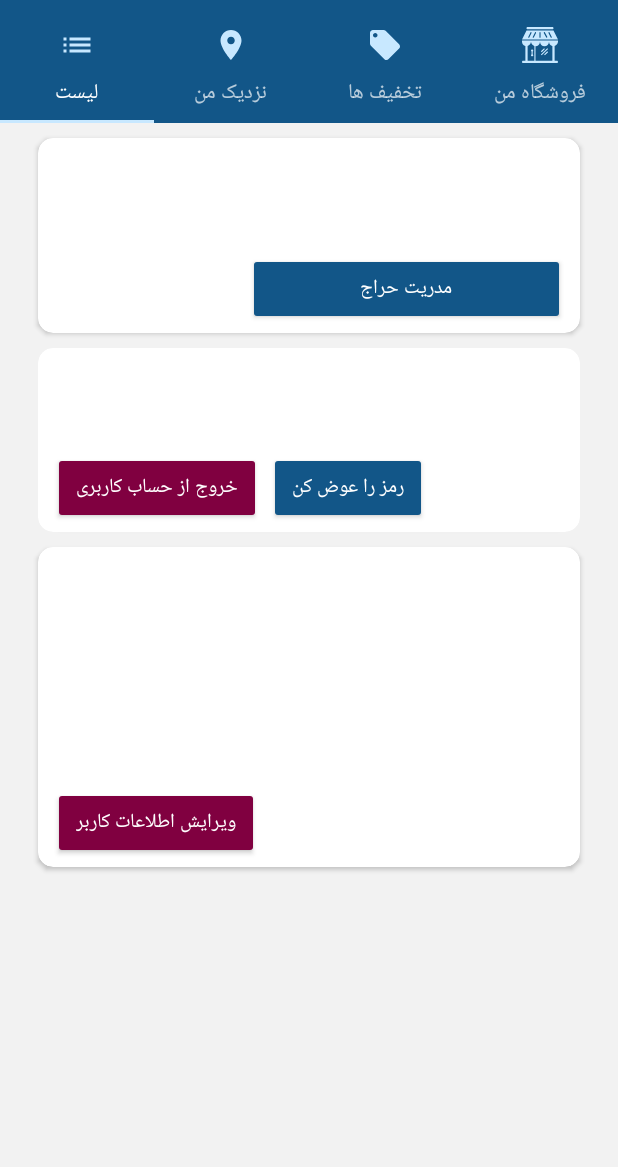
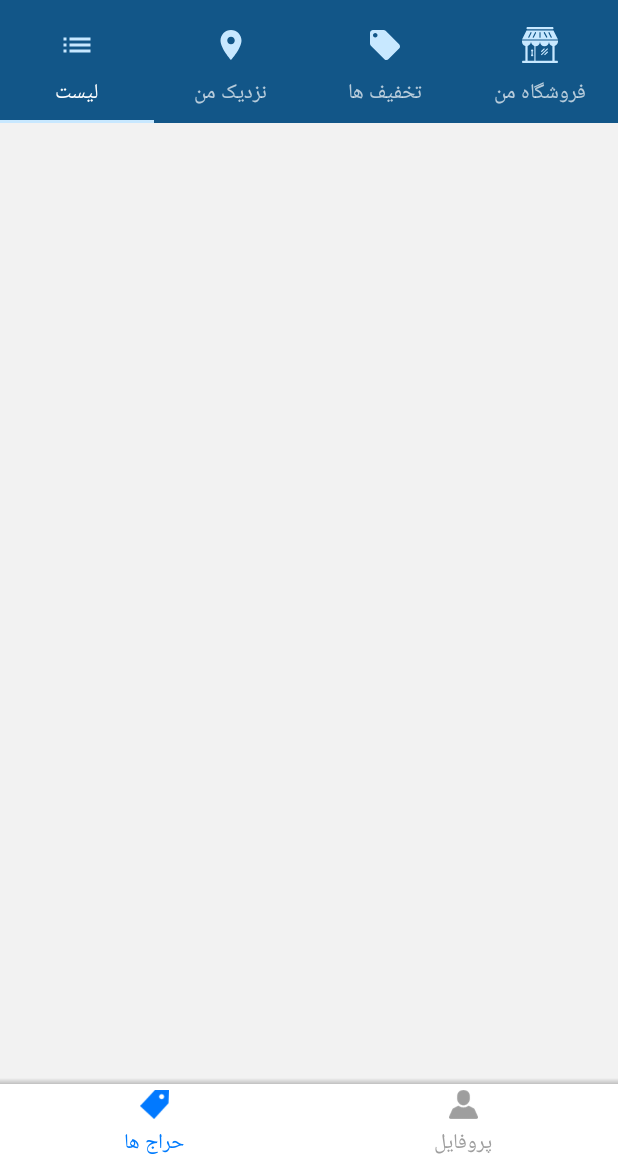
Before and after one commit to mehran22000/aslbekharAndroid, an Android app: the fragment MyStoreAccountFragment placed in its activity, on a phone screen of 412 x 824 dp, the part 69-1236 px from its top. Run offline under Robolectric (Android 15) with nearby library versions, the phone set to English and light mode, and no system bars; our stand-ins replace Picasso, Volley; libraries missing offline, so code that uses them is left out: com.alibaba.fastjson, com.rey.material; plain views replace ProgressView; network calls fail; pictures from the network do not load; 3 statements that could not run were skipped.

Commit message:
My store Design change

```diff
--- /dev/null
+++ b/app/src/main/res/drawable/shadow_dark_from_bottom_thin.xml
@@ -0,0 +1,12 @@
+<?xml version="1.0" encoding="utf-8"?>
+<shape xmlns:android="http://schemas.android.com/apk/res/android"
+    android:shape="rectangle">
+
+    <size android:height="1dp"/>
+
+    <gradient
+        android:angle="90"
+        android:startColor="@color/gray_light"
+        android:endColor="#0000"/>
+
+</shape>
--- a/app/src/main/res/layout/fragment_my_store_account.xml
+++ b/app/src/main/res/layout/fragment_my_store_account.xml
@@ -8,8 +8,14 @@
     android:orientation="vertical">
 
     <ScrollView
+        android:id="@+id/profileLay"
         android:layout_width="match_parent"
-        android:layout_height="match_parent">
+        android:layout_height="match_parent"
+        android:layout_above="@+id/tabs"
+        android:layout_alignParentTop="true"
+        android:layout_alignParentLeft="true"
+        android:layout_alignParentStart="true"
+        android:alpha="0">
 
         <RelativeLayout
             android:layout_width="match_parent"
@@ -257,5 +263,85 @@
 
     </ScrollView>
 
+    <ScrollView
+        android:layout_width="match_parent"
+        android:layout_height="match_parent"
+        android:layout_above="@+id/tabs">
+
+
+
+    </ScrollView>
+
+    <ImageView
+        android:layout_width="match_parent"
+        android:layout_height="4dp"
+        android:background="@drawable/shadow_dark_from_bottom_thin"
+        android:layout_above="@+id/tabs"/>
+
+    <LinearLayout
+        android:id="@+id/tabs"
+        android:layout_width="match_parent"
+        android:layout_height="55dp"
+        android:layout_alignParentBottom="true"
+        android:background="@color/white"
+        android:weightSum="2">
+
+        <RelativeLayout
+            android:id="@+id/salesTabLay"
+            android:layout_width="0dp"
+            android:layout_height="match_parent"
+            android:foreground="?android:attr/selectableItemBackground"
+            android:layout_weight="1">
+
+            <ImageView
+                android:id="@+id/salesImg"
+                android:layout_width="match_parent"
+                android:layout_height="wrap_content"
+                android:layout_alignParentTop="true"
+                android:layout_above="@+id/salesTxt"
+                android:paddingTop="4dp"
+                android:src="@drawable/icon_sales_1"/>
+
+            <TextView
+                android:id="@+id/salesTxt"
+                android:layout_width="match_parent"
+                android:layout_height="wrap_content"
+                android:gravity="center"
+                android:padding="4dp"
+                android:textColor="@color/tabColor"
+                android:layout_alignParentBottom="true"
+                android:text="@string/sales"/>
+
+        </RelativeLayout>
+
+        <RelativeLayout
+            android:id="@+id/profileTabLay"
+            android:layout_width="0dp"
+            android:layout_height="match_parent"
+            android:layout_weight="1">
+
+            <ImageView
+                android:id="@+id/profileImg"
+                android:layout_width="match_parent"
+                android:layout_height="wrap_content"
+                android:layout_alignParentTop="true"
+                android:layout_above="@+id/profileTxt"
+                android:paddingTop="4dp"
+                android:src="@drawable/icon_profile"/>
+
+            <TextView
+                android:id="@+id/profileTxt"
+                android:layout_width="match_parent"
+                android:layout_height="wrap_content"
+                android:gravity="center"
+                android:padding="4dp"
+                android:textColor="@color/tabDisabledColor"
+                android:layout_alignParentBottom="true"
+                android:text="@string/profile"/>
+
+        </RelativeLayout>
+
+    </LinearLayout>
+
 
 </RelativeLayout>
--- a/app/src/main/res/values/colors.xml
+++ b/app/src/main/res/values/colors.xml
@@ -14,6 +14,8 @@
     <color name="colorListOverLay">#b5f2f2f2</color>
     <color name="buttonColorSecondary">#800040</color>
     <color name="textColorSecondary">#800040</color>
+    <color name="tabDisabledColor">#9e9e9e</color>
+    <color name="tabColor">#007bfd</color>
 
     // predefined colors
     <color name="orange">#ff5500</color>
--- a/app/src/main/res/values/strings.xml
+++ b/app/src/main/res/values/strings.xml
@@ -86,5 +86,7 @@
     <string name="save">ذخیره</string>
     <string name="discount_percent">درصد تخفیف:</string>
     <string name="sale_note">شرح حراج (اختیاری)</string>
+    <string name="sales">حراج ها</string>
+    <string name="profile">پروفایل</string>
 
 </resources>
--- a/build.gradle
+++ b/build.gradle
@@ -5,7 +5,7 @@ buildscript {
         jcenter()
     }
     dependencies {
-        classpath 'com.android.tools.build:gradle:2.2.0-beta2'
+        classpath 'com.android.tools.build:gradle:2.2.0-rc2'
         classpath 'com.google.gms:google-services:3.0.0'
 
         // NOTE: Do not place your application dependencies here; they belong
```
Also changed, not shown: app/build.gradle (+1 -8 lines), app/src/main/res/drawable/icon_profile.png (added), app/src/main/res/drawable/icon_profile_1.png (added), app/src/main/res/drawable/icon_sales.png (added), app/src/main/res/drawable/icon_sales_1.png (added).
